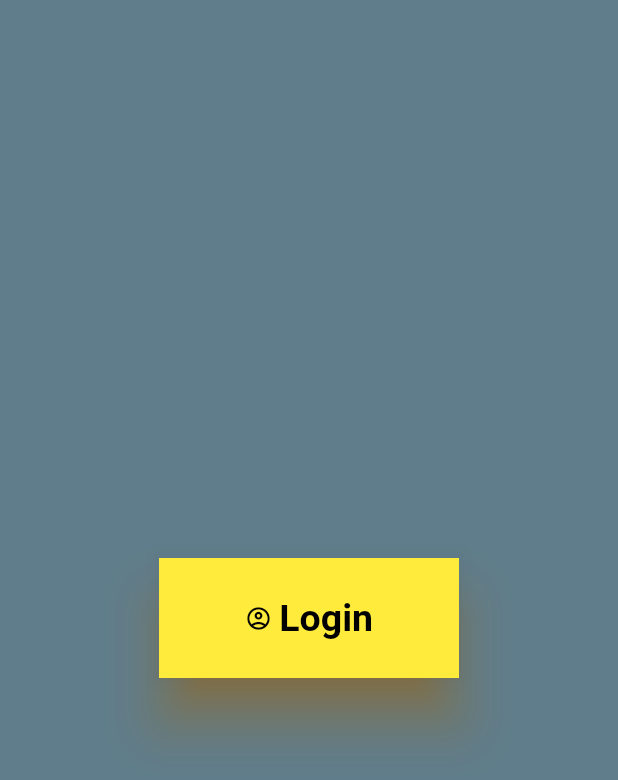
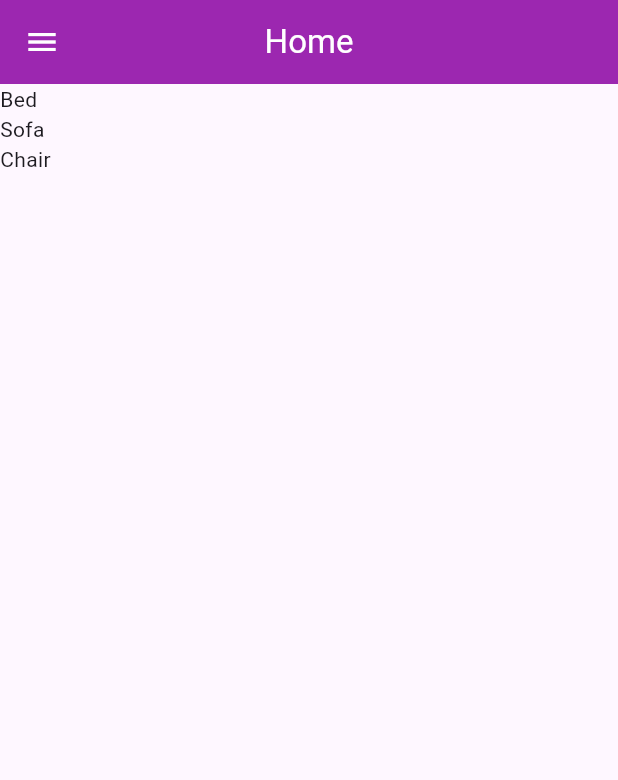
Before and after one commit to ahsanchhipa/demo1, a Flutter app: the screen it shows after launch, on a phone screen of 412 x 824 dp. Shown: the top 780 px of the screen. Run offline on Flutter 3.47's test engine with Material 3 defaults, Android fonts, the phone set to English and light mode, and no system bars; our stand-ins replace font_awesome_flutter.

Commit message:
last commit

```diff
--- a/lib/screens/Home.dart
+++ b/lib/screens/Home.dart
@@ -1,34 +1,29 @@
 import 'package:flutter/material.dart';
 
 class Home extends StatelessWidget {
-  const Home({super.key});
+   Home({super.key});
+
+
+
+  List<String> products = ["Bed","Sofa","Chair"];
+  List<String> productsDetails = ["King Size Bed","King Size Sofa","Wooden Chair"];
+  List<int> price = [3000, 6000, 1000];
+
 
   @override
   Widget build(BuildContext context) {
     return Scaffold(
-      backgroundColor: Colors.blueGrey,
-      body: Center(
-        child: ElevatedButton.icon(
+      appBar: AppBar(title: Text("Home",style: TextStyle(color: Colors.white)),centerTitle: true,
+          backgroundColor: Colors.purple,
+        leading: IconButton(icon: Icon(Icons.menu),onPressed: (){},color: Colors.white,),),
 
-          // child: Text("Submit"),
-          icon: Icon(Icons.account_circle_outlined),
-          label: Text("Login"),
-          onPressed: () {},
-          style: ElevatedButton.styleFrom(
-            foregroundColor: Colors.black,
-            backgroundColor: Colors.yellow,
-            padding: EdgeInsets.all(20.0),
-            fixedSize: Size(200.0, 80.0),
-            textStyle: TextStyle(fontSize: 25, fontWeight: FontWeight.bold),
-            elevation: 15,
-            shadowColor: Colors.orange,
-              side: BorderSide(color: Colors.black,width: 5.0),
-            // alignment: Alignment.topLeft,
-            shape: LinearBorder()
+      body: Container(
+        child: ListView.builder(
+          itemCount: products.length,
+          itemBuilder: (context,index){
+            return Text(products[index]);
+          },
 
-
-
-          ),
         ),
       ),
     );
```
